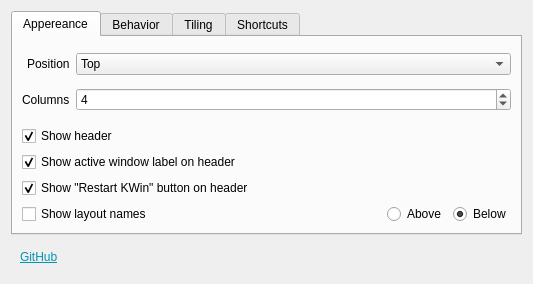
Qt form package/contents/ui/config.ui (intrepidor/Exquisite) before a commit.
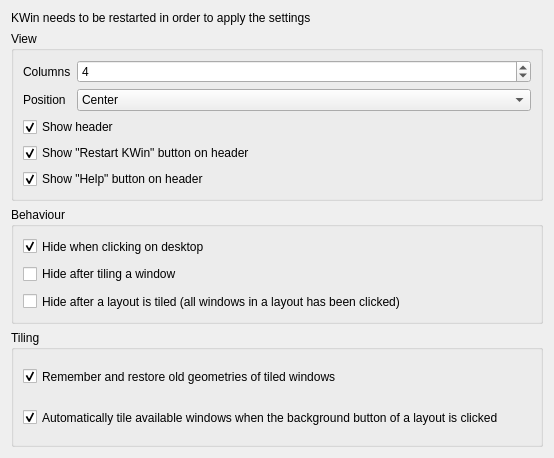
The same form after that commit. Icons and pictures are not drawn.

Diff of the .ui file:
```diff
--- a/package/contents/ui/config.ui
+++ b/package/contents/ui/config.ui
@@ -6,111 +6,27 @@
    <rect>
     <x>0</x>
     <y>0</y>
-    <width>533</width>
-    <height>284</height>
+    <width>554</width>
+    <height>458</height>
    </rect>
   </property>
-  <property name="sizePolicy">
-   <sizepolicy hsizetype="Preferred" vsizetype="Fixed">
-    <horstretch>0</horstretch>
-    <verstretch>0</verstretch>
-   </sizepolicy>
-  </property>
   <layout class="QVBoxLayout" name="verticalLayout">
    <item>
-    <widget class="QTabWidget" name="tabWidget">
-     <property name="tabShape">
-      <enum>QTabWidget::Rounded</enum>
+    <widget class="QLabel" name="label_3">
+     <property name="text">
+      <string>KWin needs to be restarted in order to apply the settings</string>
      </property>
-     <property name="currentIndex">
-      <number>0</number>
+    </widget>
+   </item>
+   <item>
+    <widget class="QGroupBox" name="groupBox">
+     <property name="title">
+      <string>View</string>
      </property>
-     <property name="documentMode">
-      <bool>false</bool>
-     </property>
-     <property name="tabsClosable">
-      <bool>false</bool>
-     </property>
-     <property name="tabBarAutoHide">
-      <bool>false</bool>
-     </property>
-     <widget class="QWidget" name="tab">
-      <attribute name="icon">
-       <iconset theme="preferences-desktop-color">
-        <normaloff>.</normaloff>.</iconset>
-      </attribute>
-      <attribute name="title">
-       <string>Appereance</string>
-      </attribute>
-      <layout class="QVBoxLayout" name="verticalLayout_2">
+     <layout class="QVBoxLayout" name="verticalLayout_3">
        <item>
         <layout class="QFormLayout" name="formLayout">
-         <property name="fieldGrowthPolicy">
-          <enum>QFormLayout::ExpandingFieldsGrow</enum>
-         </property>
-         <property name="rowWrapPolicy">
-          <enum>QFormLayout::DontWrapRows</enum>
-         </property>
-         <property name="labelAlignment">
-          <set>Qt::AlignRight|Qt::AlignTrailing|Qt::AlignVCenter</set>
-         </property>
-         <item row="0" column="0">
-          <widget class="QLabel" name="label_2">
-           <property name="text">
-            <string>Position</string>
-           </property>
-          </widget>
-         </item>
          <item row="0" column="1">
-          <widget class="QComboBox" name="kcfg_position">
-           <property name="sizePolicy">
-            <sizepolicy hsizetype="Expanding" vsizetype="Fixed">
-             <horstretch>0</horstretch>
-             <verstretch>0</verstretch>
-            </sizepolicy>
-           </property>
-           <property name="currentText">
-            <string>Top</string>
-           </property>
-           <property name="currentIndex">
-            <number>0</number>
-           </property>
-           <item>
-            <property name="text">
-             <string>Top</string>
-            </property>
-           </item>
-           <item>
-            <property name="text">
-             <string>Center</string>
-            </property>
-           </item>
-           <item>
-            <property name="text">
-             <string>Bottom</string>
-            </property>
-           </item>
-           <item>
-            <property name="text">
-             <string>Under mouse cursor</string>
-            </property>
-           </item>
-          </widget>
-         </item>
-         <item row="1" column="0">
-          <widget class="QLabel" name="label">
-           <property name="sizePolicy">
-            <sizepolicy hsizetype="Expanding" vsizetype="Expanding">
-             <horstretch>0</horstretch>
-             <verstretch>0</verstretch>
-            </sizepolicy>
-           </property>
-           <property name="text">
-            <string>Columns</string>
-           </property>
-          </widget>
-         </item>
-         <item row="1" column="1">
           <widget class="QSpinBox" name="kcfg_columns">
            <property name="sizePolicy">
             <sizepolicy hsizetype="Expanding" vsizetype="Fixed">
@@ -129,12 +45,63 @@
            </property>
           </widget>
          </item>
+        <item row="1" column="0">
+         <widget class="QLabel" name="label_2">
+          <property name="text">
+           <string>Position</string>
+          </property>
+         </widget>
+        </item>
+        <item row="0" column="0">
+         <widget class="QLabel" name="label">
+          <property name="sizePolicy">
+           <sizepolicy hsizetype="Expanding" vsizetype="Expanding">
+            <horstretch>0</horstretch>
+            <verstretch>0</verstretch>
+           </sizepolicy>
+          </property>
+          <property name="text">
+           <string>Columns</string>
+          </property>
+         </widget>
+        </item>
+        <item row="1" column="1">
+         <widget class="QComboBox" name="kcfg_position">
+          <property name="sizePolicy">
+           <sizepolicy hsizetype="Expanding" vsizetype="Fixed">
+            <horstretch>0</horstretch>
+            <verstretch>0</verstretch>
+           </sizepolicy>
+          </property>
+          <property name="currentText">
+           <string>Center</string>
+          </property>
+          <property name="currentIndex">
+           <number>1</number>
+          </property>
+          <item>
+           <property name="text">
+            <string>Top</string>
+           </property>
+          </item>
+          <item>
+           <property name="text">
+            <string>Center</string>
+           </property>
+          </item>
+          <item>
+           <property name="text">
+            <string>Bottom</string>
+           </property>
+          </item>
+         </widget>
+        </item>
         </layout>
        </item>
        <item>
         <widget class="QCheckBox" name="kcfg_showHeader">
          <property name="sizePolicy">
-          <sizepolicy hsizetype="Minimum" vsizetype="Fixed">
+         <sizepolicy hsizetype="Minimum" vsizetype="Expanding">
            <horstretch>0</horstretch>
            <verstretch>0</verstretch>
           </sizepolicy>
@@ -147,20 +114,10 @@
          </property>
         </widget>
        </item>
-       <item>
-        <widget class="QCheckBox" name="kcfg_showActiveWindowLabel">
-         <property name="text">
-          <string>Show active window label on header</string>
-         </property>
-         <property name="checked">
-          <bool>true</bool>
-         </property>
-        </widget>
-       </item>
        <item>
         <widget class="QCheckBox" name="kcfg_showRestartButton">
          <property name="sizePolicy">
-          <sizepolicy hsizetype="Minimum" vsizetype="Fixed">
+         <sizepolicy hsizetype="Minimum" vsizetype="Expanding">
            <horstretch>0</horstretch>
            <verstretch>0</verstretch>
           </sizepolicy>
@@ -177,107 +134,37 @@
         </widget>
        </item>
        <item>
-        <layout class="QHBoxLayout" name="horizontalLayout_3">
-         <item>
-          <widget class="QCheckBox" name="kcfg_showLayoutNames">
+       <widget class="QCheckBox" name="kcfg_showHelpButton">
            <property name="sizePolicy">
-            <sizepolicy hsizetype="MinimumExpanding" vsizetype="Fixed">
+         <sizepolicy hsizetype="Minimum" vsizetype="Expanding">
              <horstretch>0</horstretch>
              <verstretch>0</verstretch>
             </sizepolicy>
            </property>
            <property name="text">
-            <string>Show layout names</string>
-           </property>
-          </widget>
-         </item>
-         <item>
-          <widget class="QRadioButton" name="kcfg_layoutNamesAbove">
-           <property name="enabled">
+         <string>Show &quot;Help&quot; button on header</string>
+        </property>
+        <property name="checkable">
             <bool>true</bool>
            </property>
-           <property name="sizePolicy">
-            <sizepolicy hsizetype="Minimum" vsizetype="Fixed">
-             <horstretch>0</horstretch>
-             <verstretch>0</verstretch>
-            </sizepolicy>
-           </property>
-           <property name="autoFillBackground">
-            <bool>false</bool>
-           </property>
-           <property name="text">
-            <string>Above</string>
-           </property>
-          </widget>
-         </item>
-         <item>
-          <widget class="QRadioButton" name="radioButton">
-           <property name="text">
-            <string>Below</string>
-           </property>
            <property name="checked">
             <bool>true</bool>
            </property>
           </widget>
          </item>
         </layout>
-       </item>
-      </layout>
-     </widget>
-     <widget class="QWidget" name="tab_2">
-      <attribute name="icon">
-       <iconset theme="preferences">
-        <normaloff>.</normaloff>.</iconset>
-      </attribute>
-      <attribute name="title">
-       <string>Behavior</string>
-      </attribute>
-      <layout class="QVBoxLayout" name="verticalLayout_3">
-       <property name="spacing">
-        <number>6</number>
-       </property>
-       <property name="sizeConstraint">
-        <enum>QLayout::SetDefaultConstraint</enum>
-       </property>
-       <item>
-        <widget class="QCheckBox" name="kcfg_hideOnLayoutTiled">
-         <property name="sizePolicy">
-          <sizepolicy hsizetype="Minimum" vsizetype="Maximum">
-           <horstretch>0</horstretch>
-           <verstretch>0</verstretch>
-          </sizepolicy>
-         </property>
-         <property name="mouseTracking">
-          <bool>true</bool>
-         </property>
-         <property name="tabletTracking">
-          <bool>false</bool>
-         </property>
-         <property name="text">
-          <string>Hide after tiling a layout (all windows in a layout has been clicked)</string>
-         </property>
-        </widget>
+    </widget>
        </item>
        <item>
-        <widget class="QCheckBox" name="kcfg_hideOnFirstTile">
-         <property name="sizePolicy">
-          <sizepolicy hsizetype="Minimum" vsizetype="Maximum">
-           <horstretch>0</horstretch>
-           <verstretch>0</verstretch>
-          </sizepolicy>
-         </property>
-         <property name="text">
-          <string>Hide after tiling a window</string>
-         </property>
-         <property name="checked">
-          <bool>false</bool>
-         </property>
-        </widget>
-       </item>
+    <widget class="QGroupBox" name="groupBox_2">
+     <property name="title">
+      <string>Behaviour</string>
+     </property>
+     <layout class="QVBoxLayout" name="verticalLayout_4">
        <item>
         <widget class="QCheckBox" name="kcfg_hideOnDesktopClick">
          <property name="sizePolicy">
-          <sizepolicy hsizetype="Minimum" vsizetype="Maximum">
+         <sizepolicy hsizetype="Minimum" vsizetype="Expanding">
            <horstretch>0</horstretch>
            <verstretch>0</verstretch>
           </sizepolicy>
@@ -291,15 +178,15 @@
         </widget>
        </item>
        <item>
-        <widget class="QCheckBox" name="kcfg_debug">
+       <widget class="QCheckBox" name="kcfg_hideOnFirstTile">
          <property name="sizePolicy">
-          <sizepolicy hsizetype="Minimum" vsizetype="Maximum">
+         <sizepolicy hsizetype="Minimum" vsizetype="Expanding">
            <horstretch>0</horstretch>
            <verstretch>0</verstretch>
           </sizepolicy>
          </property>
          <property name="text">
-          <string>Enable debug logging</string>
+         <string>Hide after tiling a window</string>
          </property>
          <property name="checked">
           <bool>false</bool>
@@ -307,47 +194,31 @@
         </widget>
        </item>
        <item>
-        <widget class="QWidget" name="widget" native="true"/>
+       <widget class="QCheckBox" name="kcfg_hideOnLayoutTiled">
+        <property name="sizePolicy">
+         <sizepolicy hsizetype="Minimum" vsizetype="Expanding">
+          <horstretch>0</horstretch>
+          <verstretch>0</verstretch>
+         </sizepolicy>
+        </property>
+        <property name="text">
+         <string>Hide after a layout is tiled (all windows in a layout has been clicked)</string>
+        </property>
+       </widget>
        </item>
       </layout>
      </widget>
-     <widget class="QWidget" name="tab_3">
-      <attribute name="icon">
-       <iconset theme="preferences-desktop-virtual">
-        <normaloff>.</normaloff>.</iconset>
-      </attribute>
-      <attribute name="title">
+   </item>
+   <item>
+    <widget class="QGroupBox" name="groupBox_3">
+     <property name="title">
        <string>Tiling</string>
-      </attribute>
-      <layout class="QVBoxLayout" name="verticalLayout_6">
-       <item>
-        <layout class="QFormLayout" name="formLayout_2">
-         <property name="sizeConstraint">
-          <enum>QLayout::SetMinimumSize</enum>
-         </property>
-         <item row="0" column="0">
-          <widget class="QLabel" name="label_8">
-           <property name="text">
-            <string>Gap between tiles (px)</string>
-           </property>
-          </widget>
-         </item>
-         <item row="0" column="1">
-          <widget class="QSpinBox" name="kcfg_tileGap">
-           <property name="sizePolicy">
-            <sizepolicy hsizetype="Expanding" vsizetype="Fixed">
-             <horstretch>0</horstretch>
-             <verstretch>0</verstretch>
-            </sizepolicy>
-           </property>
-          </widget>
-         </item>
-        </layout>
-       </item>
+     </property>
+     <layout class="QVBoxLayout" name="verticalLayout_5">
        <item>
         <widget class="QCheckBox" name="kcfg_rememberWindowGeometries">
          <property name="sizePolicy">
-          <sizepolicy hsizetype="Minimum" vsizetype="Fixed">
+         <sizepolicy hsizetype="Minimum" vsizetype="Expanding">
            <horstretch>0</horstretch>
            <verstretch>0</verstretch>
           </sizepolicy>
@@ -363,83 +234,16 @@
        <item>
         <widget class="QCheckBox" name="kcfg_tileAvailableWindowsOnBackgroundClick">
          <property name="sizePolicy">
-          <sizepolicy hsizetype="Minimum" vsizetype="Fixed">
+         <sizepolicy hsizetype="Minimum" vsizetype="Expanding">
            <horstretch>0</horstretch>
            <verstretch>0</verstretch>
           </sizepolicy>
          </property>
          <property name="text">
-          <string>Auto tile available windows when the background button of a layout is clicked</string>
+         <string>Automatically tile available windows when the background button of a layout is clicked</string>
          </property>
          <property name="checked">
           <bool>true</bool>
-         </property>
-        </widget>
-       </item>
-       <item>
-        <widget class="QCheckBox" name="kcfg_hideTiledWindowTitlebar">
-         <property name="text">
-          <string>Hide titlebars of tiled windows</string>
-         </property>
-        </widget>
-       </item>
-       <item>
-        <widget class="QWidget" name="widget_2" native="true">
-         <property name="sizePolicy">
-          <sizepolicy hsizetype="Preferred" vsizetype="Expanding">
-           <horstretch>0</horstretch>
-           <verstretch>0</verstretch>
-          </sizepolicy>
-         </property>
-        </widget>
-       </item>
-      </layout>
-     </widget>
-     <widget class="QWidget" name="tab_4">
-      <attribute name="icon">
-       <iconset theme="configure-shortcuts">
-        <normaloff>.</normaloff>.</iconset>
-      </attribute>
-      <attribute name="title">
-       <string>Shortcuts</string>
-      </attribute>
-      <layout class="QHBoxLayout" name="horizontalLayout_2">
-       <property name="leftMargin">
-        <number>50</number>
-       </property>
-       <property name="rightMargin">
-        <number>50</number>
-       </property>
-       <item>
-        <widget class="QLabel" name="label_7">
-         <property name="text">
-          <string>&lt;html&gt;&lt;head/&gt;&lt;body&gt;&lt;p&gt;To configure the shortcuts of this script: &lt;/p&gt;&lt;p&gt;Go to &amp;quot;System Settings -&amp;gt; Shortcuts -&amp;gt; KWin&amp;quot; and search for &amp;quot;Exquisite&amp;quot;&lt;/p&gt;&lt;/body&gt;&lt;/html&gt;</string>
-         </property>
-         <property name="alignment">
-          <set>Qt::AlignCenter</set>
-         </property>
-         <property name="wordWrap">
-          <bool>true</bool>
-         </property>
-        </widget>
-       </item>
-      </layout>
-     </widget>
-    </widget>
-   </item>
-   <item>
-    <widget class="QWidget" name="widget_3" native="true">
-     <layout class="QHBoxLayout" name="horizontalLayout">
-      <item>
-       <widget class="QLabel" name="label_6">
-        <property name="text">
-         <string>&lt;html&gt;&lt;head/&gt;&lt;body&gt;&lt;p&gt;&lt;a href=&quot;https://github.com/qewer33/Exquisite&quot;&gt;&lt;span style=&quot; text-decoration: underline; color:#0095b3;&quot;&gt;GitHub&lt;/span&gt;&lt;/a&gt;&lt;/p&gt;&lt;/body&gt;&lt;/html&gt;</string>
-        </property>
-        <property name="textFormat">
-         <enum>Qt::RichText</enum>
-        </property>
-        <property name="textInteractionFlags">
-         <set>Qt::LinksAccessibleByKeyboard|Qt::LinksAccessibleByMouse</set>
         </property>
        </widget>
       </item>
```
Lines whose indentation alone changed are shown as unchanged.
